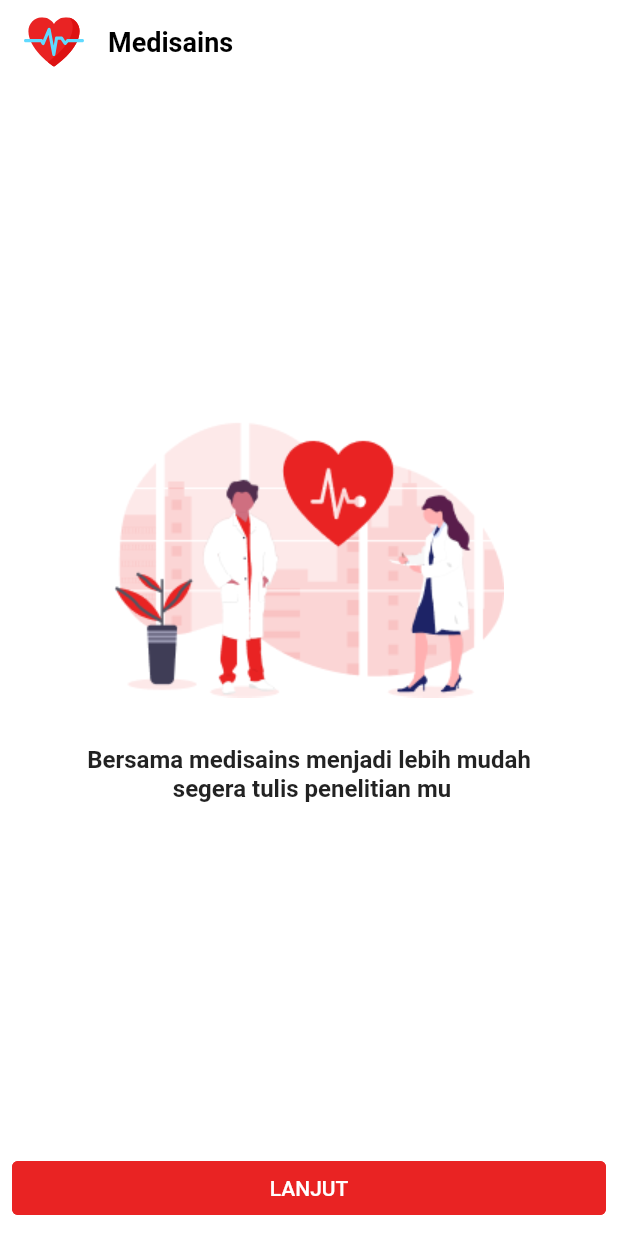
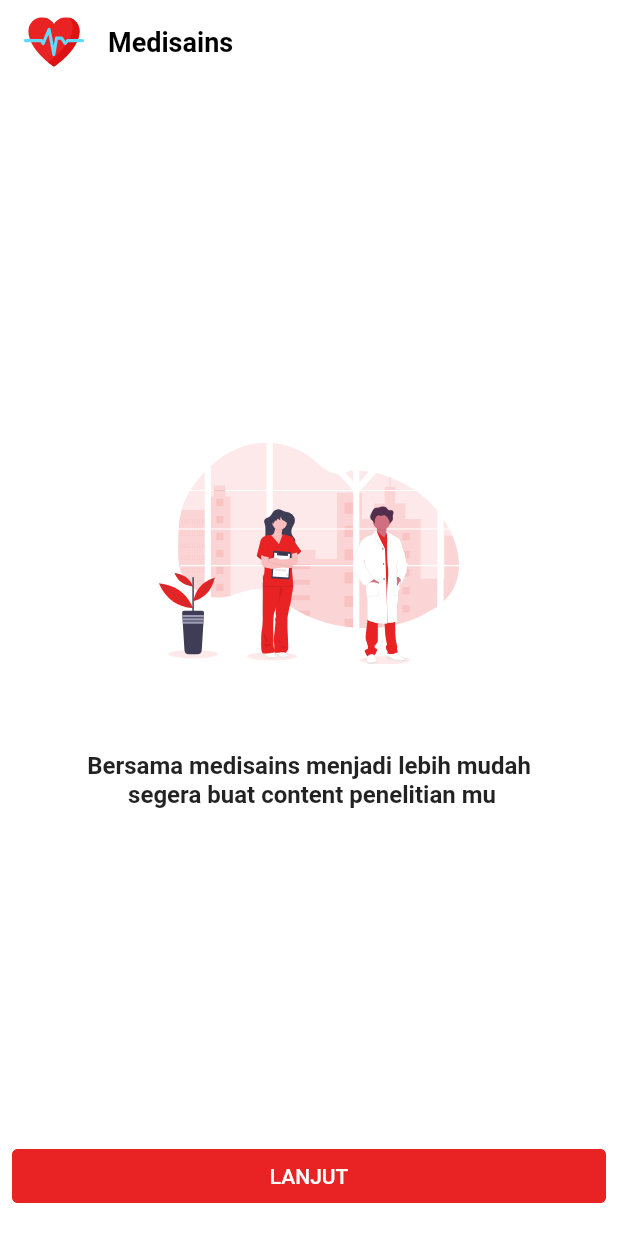
Before and after one commit to CevinWays/medisains, a Flutter app: the screen it shows after launch, on a phone screen of 412 x 824 dp. Run offline on Flutter 3.47's test engine with Material 2 defaults, Android fonts, the phone set to English and light mode, and no system bars; our stand-ins replace bloc, cached_network_image, carousel_slider, cloud_firestore, convex_bottom_bar, date_format and 13 more; missing offline and left inert: flutter_document_picker; accounts and stored records are empty.

```diff
--- a/lib/pages/auth/bloc/auth_bloc.dart
+++ b/lib/pages/auth/bloc/auth_bloc.dart
@@ -143,6 +143,7 @@ class AuthBloc extends Bloc<AuthEvent, AuthState> {
 
   Stream<AuthState> _mapLogout() async*{
     yield InitialAuthState();
+    yield LoadingState();
     try{
       _firebaseAuth.signOut();
       AuthRepository().signOutGoogle();
--- a/lib/pages/auth/layouts/login_page.dart
+++ b/lib/pages/auth/layouts/login_page.dart
@@ -187,10 +187,6 @@ class _LoginPageState extends State<LoginPage> {
       _authBloc.add(LoginEvent(email: _emailController.text,password: _passwordController.text));
   }
 
-  _navigateToRegister() {
-    Navigator.push(context, MaterialPageRoute(builder: (context) => RegisterPage()));
-  }
-
   Future<bool> _onWillPop() {
     return SystemChannels.platform.invokeMethod('SystemNavigator.pop') ?? false;
   }
--- a/lib/pages/onboarding/onboarding_page.dart
+++ b/lib/pages/onboarding/onboarding_page.dart
@@ -35,11 +35,11 @@ class OnBoardingPage extends StatelessWidget {
           mainAxisSize: MainAxisSize.max,
           mainAxisAlignment: MainAxisAlignment.center,
           children: <Widget>[
-            Image.asset("assets/images/splash_image_1.png"),
+            SvgPicture.asset("assets/images/img_doctors.svg",height: 200,width: 200,),
             Container(
               margin: EdgeInsets.only(top: 32),
               child: Text(
-                "Bersama medisains menjadi lebih mudah \n segera tulis penelitian mu",
+                "Bersama medisains menjadi lebih mudah \n segera buat content penelitian mu",
                 style: TextStyle(fontSize: 16, fontWeight: FontWeight.bold),
                 textAlign: TextAlign.center,
               ),
@@ -52,7 +52,7 @@ class OnBoardingPage extends StatelessWidget {
 
   Widget _widgetFooterSection(BuildContext context){
     return Container(
-      padding: EdgeInsets.all(8),
+      padding: EdgeInsets.only(top: 8,bottom: 16,left: 8,right: 8),
       child: FlatButton(
         onPressed: (){
           _navigateToOnBoardingSecond(context);
```
Also changed, not shown: lib/pages/content/layout/form_content_page.dart (+22 -1 lines).
